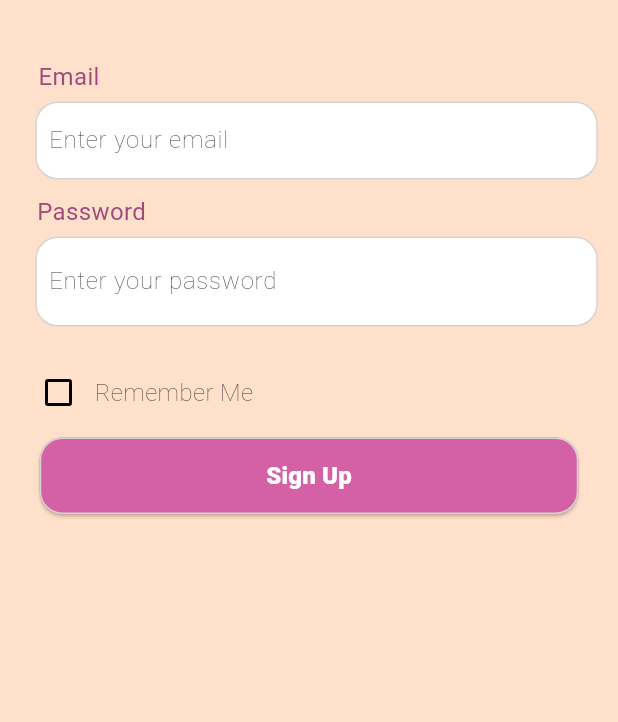
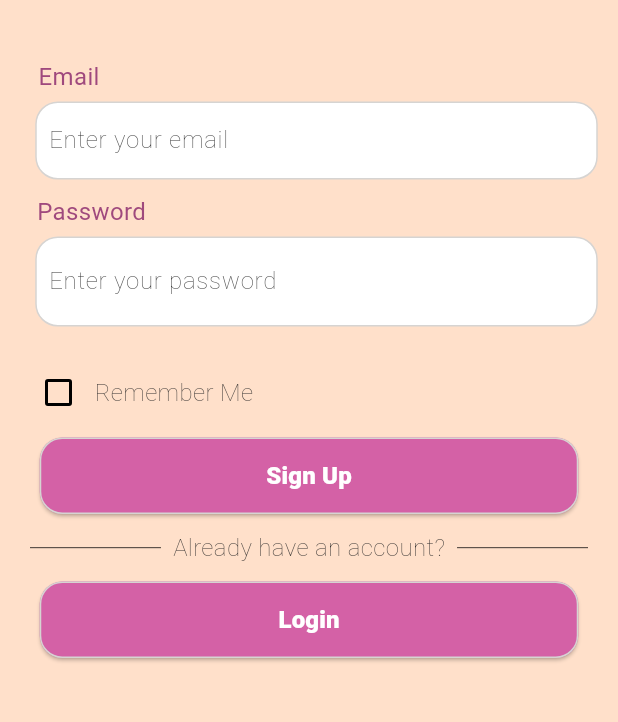
Before and after one commit to mayasaltzman/FNGR, a Flutter app: the CreateAccount screen opened directly, on a phone screen of 412 x 824 dp, the part 365-1087 px from its top. Run offline on Flutter 3.47's test engine with Material 3 defaults, Android fonts, the phone set to English and light mode, and no system bars; our stand-ins replace auto_size_text, cloud_firestore, firebase_auth, firebase_core, geocoding, geolocator and 2 more; missing offline and left inert: flutter_chat_core, flutter_chat_ui; accounts and stored records are empty; Roboto replaces fonts that are missing (Gilroy-bold).

Commit message:
match create account figma to ui - dividor & login redirect

```diff
--- a/lib/pages/auth/create_account.dart
+++ b/lib/pages/auth/create_account.dart
@@ -1,5 +1,6 @@
 import 'package:firebase_auth/firebase_auth.dart';
 import 'package:flutter/material.dart';
+import 'package:test_milestone/pages/auth/login_page.dart';
 import '../../services/firebase_service.dart';
 import '../../pages/profile/create_profile_page.dart';
 
@@ -228,6 +229,51 @@ class _CreateAccountState extends State<CreateAccount> {
                 ),
               ),
             ),
+
+            const Padding(
+              padding: EdgeInsets.only(left: 20, right: 20, top: 10),
+              child: Row(
+                children: [
+                  Expanded(
+                    child: Divider(
+                      color: Colors.black,
+                      thickness: 0.5,
+                    ),
+                  ),
+                  Padding(
+                    padding: EdgeInsets.symmetric(horizontal: 8),
+                    child: Text(
+                      'Already have an account?',
+                      style: TextStyle(color: Color(0xFF1F1F1F), fontWeight: FontWeight.w200),
+                    ),
+                  ),
+                  Expanded(
+                    child: Divider(
+                      color: Colors.black,
+                      thickness: 0.5,
+                    ),
+                  ),
+                ],
+              ),
+            ),
+
+            Padding(
+              padding: const EdgeInsets.only(top: 10),
+              child: Container(
+                padding: ProfileStyles.boxPadding,
+                width: ProfileStyles.containerWidth,
+                child: ElevatedButton(
+                  style: ProfileStyles.buttonStyle,
+                  onPressed: () {
+                    Navigator.push(context, MaterialPageRoute(builder: (context) => const LoginPage()));
+                  },
+                  child: Text(
+                    'Login',
+                    style: ProfileStyles.buttonText,
+                  ),
+                ),
+              ),
+            ),
           ],
         )
       )
```
